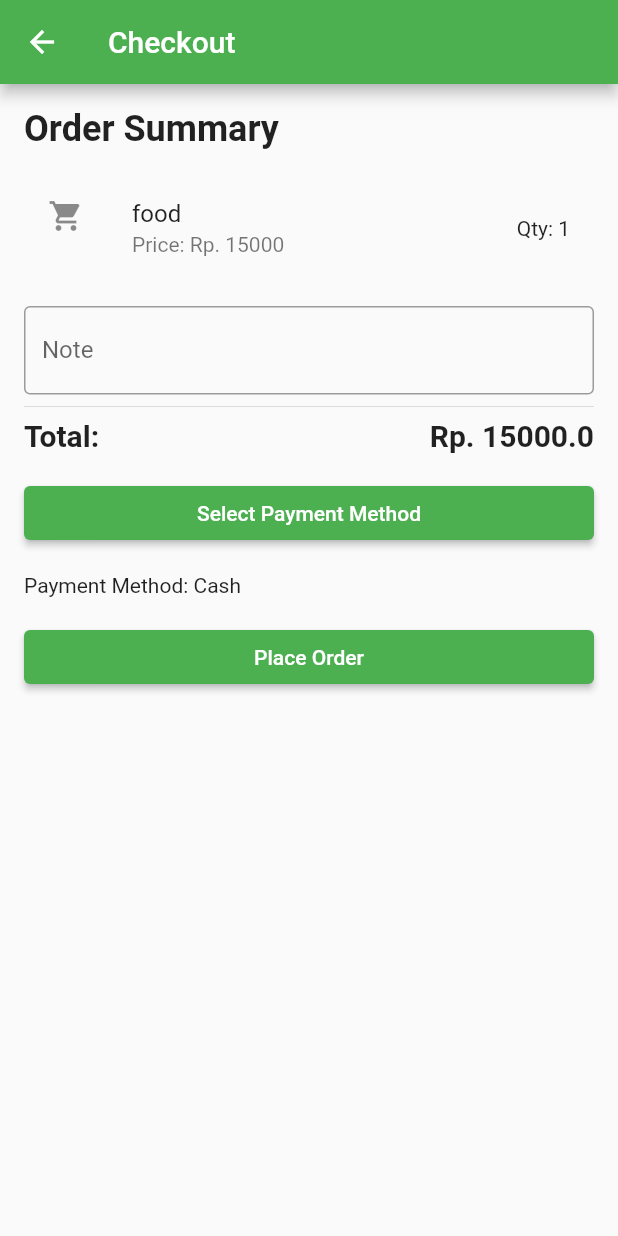
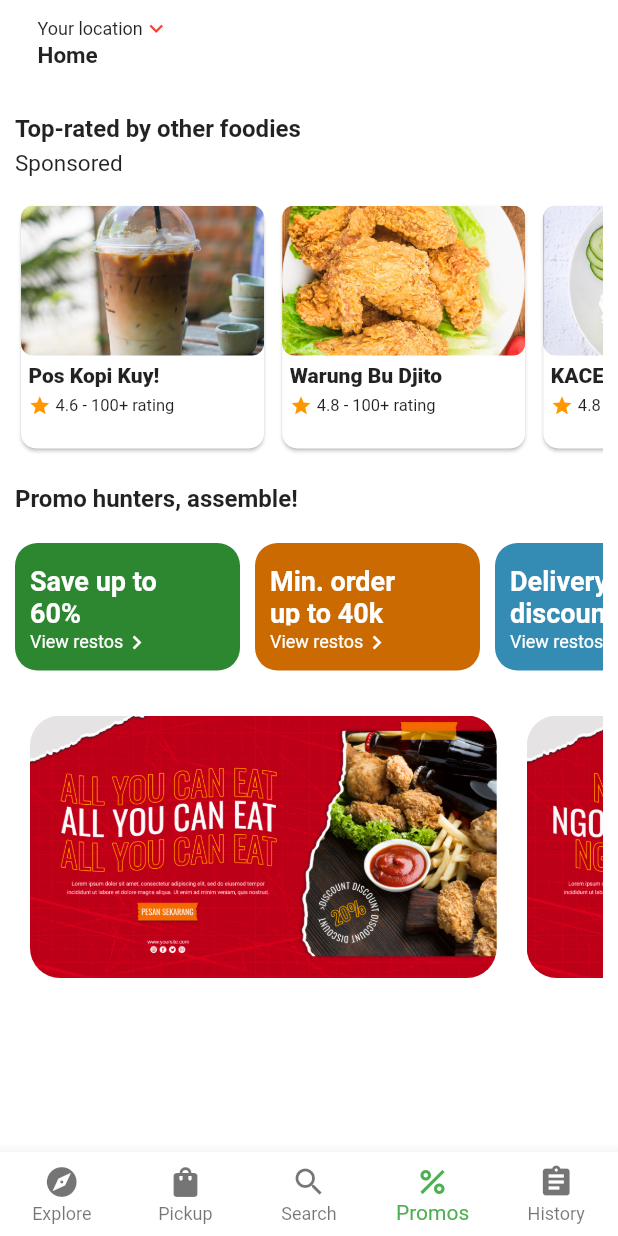
Before and after one commit to WarungSabeb/gojek, a Flutter app: the HistoryPage screen opened directly, item 4 of the bottom bar chosen, on a phone screen of 412 x 824 dp. Run offline on Flutter 3.47's test engine with Material 2 defaults, Android fonts, the phone set to English and light mode, and no system bars; our stand-ins replace flutter_svg.

Commit message:
Add files via upload

```diff
--- a/lib/main_screen/gofood.dart
+++ b/lib/main_screen/gofood.dart
@@ -3,6 +3,7 @@ import 'package:gojek/data/resto_data.dart';
 import 'package:gojek/main_screen/address.dart';
 import 'package:gojek/main_screen/checkout.dart';
 import 'package:gojek/main_screen/history.dart';
+import 'package:gojek/main_screen/promos.dart';
 import 'package:gojek/model/resto_model.dart';
 import 'package:gojek/widget/main_screen_widget.dart';
 import 'package:gojek/main_screen/menu.dart';
@@ -26,7 +27,7 @@ class _gofoodState extends State<gofood> {
   final String _alamat = "Home";
 
   void _onTappedBottomNav(int index) {
-    List menuBottomNav = [gofood(), PickupPage(), PencarianPage(), CheckoutPage(foodName: 'food', foodPrice: '15000', quantity: 1), HistoryPage(),];
+    List menuBottomNav = [gofood(), PickupPage(), PencarianPage(), PromosPage(), HistoryPage(),];
     if (index != _selectedIndex) {
       setState(() {
         _selectedIndex = index;
--- a/lib/main_screen/history.dart
+++ b/lib/main_screen/history.dart
@@ -6,6 +6,7 @@ import 'package:gojek/main_screen/checkout.dart';
 import 'package:gojek/main_screen/pencarian.dart';
 import 'package:gojek/main_screen/pickup.dart';
 import 'package:gojek/main_screen/menu.dart';
+import 'package:gojek/main_screen/promos.dart';
 import 'package:gojek/theme.dart';
 import 'package:gojek/widget/main_screen_widget.dart';
 
@@ -28,7 +29,7 @@ class _HistoryPageState extends State<HistoryPage> {
       gofood(),
       PickupPage(),
       PencarianPage(),
-      CheckoutPage(foodName: 'food', foodPrice: '15000', quantity: 1),
+      PromosPage(),
       HistoryPage(),
     ];
 
@@ -197,13 +198,13 @@ class _HistoryPageState extends State<HistoryPage> {
                                   shape: MaterialStateProperty.all<RoundedRectangleBorder>(
                                     RoundedRectangleBorder(
                                       borderRadius: BorderRadius.circular(18.0),
-                                      side: BorderSide(color: Colors.grey)
+                                      side: BorderSide(color: Color.fromARGB(255, 60, 140, 63))
                                     )
                                   )
                                 ),
                                 child: Container(
                                   margin: EdgeInsets.symmetric(horizontal: 10),
-                                  child: Text('Reorder', style: TextStyle(fontWeight: FontWeight.bold, color: Colors.grey),),
+                                  child: Text('Reorder', style: TextStyle(fontWeight: FontWeight.bold, color: Color.fromARGB(255, 60, 140, 63)),),
                                 )
                                 ),
                             ],
@@ -344,13 +345,13 @@ class _HistoryPageState extends State<HistoryPage> {
                                   shape: MaterialStateProperty.all<RoundedRectangleBorder>(
                                     RoundedRectangleBorder(
                                       borderRadius: BorderRadius.circular(18.0),
-                                      side: BorderSide(color: Colors.grey)
+                                      side: BorderSide(color: Color.fromARGB(255, 60, 140, 63))
                                     )
                                   )
                                 ),
                                 child: Container(
                                   margin: EdgeInsets.symmetric(horizontal: 10),
-                                  child: Text('Reorder', style: TextStyle(fontWeight: FontWeight.bold, color: Colors.grey),),
+                                  child: Text('Reorder', style: TextStyle(fontWeight: FontWeight.bold, color: Color.fromARGB(255, 60, 140, 63)),),
                                 )
                                 ),
                             ],
--- a/lib/main_screen/pencarian.dart
+++ b/lib/main_screen/pencarian.dart
@@ -6,6 +6,7 @@ import 'package:gojek/main_screen/checkout.dart';
 import 'package:gojek/main_screen/history.dart';
 import 'package:gojek/main_screen/pickup.dart';
 import 'package:gojek/main_screen/menu.dart';
+import 'package:gojek/main_screen/promos.dart';
 import 'package:gojek/widget/main_screen_widget.dart';
 
 
@@ -27,7 +28,7 @@ class _PencarianPageState extends State<PencarianPage> {
       gofood(),
       PickupPage(),
       PencarianPage(),
-      CheckoutPage(foodName: 'food', foodPrice: '15000', quantity: 1),
+      PromosPage(),
       HistoryPage(),
     ];
 
--- a/lib/main_screen/pickup.dart
+++ b/lib/main_screen/pickup.dart
@@ -5,6 +5,7 @@ import 'package:gojek/main_screen/address.dart';
 import 'package:gojek/main_screen/checkout.dart';
 import 'package:gojek/main_screen/history.dart';
 import 'package:gojek/main_screen/pencarian.dart';
+import 'package:gojek/main_screen/promos.dart';
 import 'package:gojek/widget/main_screen_widget.dart';
 import 'package:gojek/main_screen/menu.dart';
 
@@ -28,7 +29,7 @@ class PickupPageState extends State<PickupPage> {
       gofood(),
       PickupPage(),
       PencarianPage(),
-      CheckoutPage(foodName: 'food', foodPrice: '15000', quantity: 1),
+      PromosPage(),
       HistoryPage(),
     ];
     if (index != _selectedIndex) {
--- /dev/null
+++ b/lib/main_screen/promos.dart
@@ -0,0 +1,345 @@
+import 'package:flutter/material.dart';
+import 'package:gojek/data/resto_data.dart';
+import 'package:gojek/main_screen/Gofood.dart';
+import 'package:gojek/main_screen/address.dart';
+import 'package:gojek/main_screen/checkout.dart';
+import 'package:gojek/main_screen/history.dart';
+import 'package:gojek/main_screen/pencarian.dart';
+import 'package:gojek/main_screen/pickup.dart';
+import 'package:gojek/widget/main_screen_widget.dart';
+import 'package:gojek/main_screen/menu.dart';
+
+class PromosPage extends StatefulWidget {
+  PromosPage({Key? key}) : super(key: key);
+
+  @override
+  State<PromosPage> createState() => PromosPageState();
+}
+
+class PromosPageState extends State<PromosPage> {
+  int _selectedIndex = 3;
+  var _verticalPadding = 10.0;
+  var _horizontalPadding = 10.0;
+
+  final String _alamat = "Home";
+
+  void _onTappedBottomNav(int index) {
+    // ignore: unused_local_variable
+    List menuBottomNav = [
+      gofood(),
+      PickupPage(),
+      PencarianPage(),
+      PromosPage(),
+      HistoryPage(),
+    ];
+    if (index != _selectedIndex) {
+      setState(() {
+        _selectedIndex = index;
+      });
+
+      Navigator.push(context, MaterialPageRoute(builder: (context)=> menuBottomNav.elementAt(index)));
+    }
+  }
+
+  @override
+  Widget build(BuildContext context) {
+
+    const bottomNavigationBarItem = BottomNavigationBarItem(
+      icon: Icon(Icons.shopping_bag),
+      label: 'Pickup',
+    );
+
+    return Scaffold(
+      backgroundColor: Colors.white,
+      body: Column(
+        children: [
+          buildHeader(),
+          const SizedBox(height: 30),
+          Expanded(
+            child: Padding(
+              padding: EdgeInsets.symmetric(horizontal: _horizontalPadding),
+              child: SingleChildScrollView(
+                child: Column(
+                  crossAxisAlignment: CrossAxisAlignment.stretch,
+                  children: [
+                    // const SizedBox(height: 20),
+                    Text('Top-rated by other foodies', style: TextStyle(fontSize: 16, fontWeight: FontWeight.bold),),
+                    const SizedBox(height: 5),
+                    Text('Sponsored', style: TextStyle(fontSize: 15,),),
+                    const SizedBox(height: 15),
+
+                          Container(
+                            height: 170,
+                            width: 700,
+                            child: GridView.count(
+                              scrollDirection: Axis.horizontal,
+                              crossAxisCount: 1,
+                              crossAxisSpacing:
+                                  MediaQuery.of(context).size.width * 0.01,
+                              mainAxisSpacing:
+                                  MediaQuery.of(context).size.width * 0.01,
+                              children: restoDataList
+                                  .where((rec) => rec.isRecommended)
+                                  .toList()
+                                  .map((resto) {
+                                return RestoCardMarkotop(
+                                  restoName: resto.restoName,
+                                  rating: resto.restoRating,
+                                  restoImage: resto.restoImage,
+                                  penilai: resto.restoJudges,
+                                  resto: resto,
+                                );
+                              }).toList(),
+                            ),
+                          ),
+
+                          SizedBox(height: 20),
+                          Text('Promo hunters, assemble!', style: TextStyle(fontSize: 16, fontWeight: FontWeight.bold),),
+                          SizedBox(height: 20),
+                          SingleChildScrollView(
+                            scrollDirection: Axis.horizontal,
+                            child: Row(
+                              children: [
+
+                                Container(
+                                  height: 85,
+                                  width: 150,
+                                  decoration: BoxDecoration(
+                                    color: Color.fromARGB(255, 45, 135, 48),
+                                    borderRadius: BorderRadius.circular(15),
+                                  ),
+                                  child: Column(
+                                    crossAxisAlignment: CrossAxisAlignment.start,
+                                    children: [
+                                      SizedBox(height: 15,),
+                                      Container(
+                                        margin: EdgeInsets.only(left: 10),
+                                        height: 40,
+                                        width: 100,
+                                        child: Text('Save up to 60%',
+                                          style: TextStyle(
+                                            color: Colors.white,
+                                            fontWeight: FontWeight.bold,
+                                            fontSize: 18
+                                          ),
+                                        ),
+                                      ),
+                                      SizedBox(height: 2,),
+
+                                      Container(
+                                        margin: EdgeInsets.only(left: 10),
+                                        child: Row(
+                                          children: [
+                                            Text(
+                                              'View restos',
+                                              style: TextStyle(
+                                                fontSize: 12,
+                                                color: Colors.white
+                                              ),
+                                            ),
+                                            Icon(
+                                              Icons.navigate_next,
+                                              color: Colors.white,
+                                              size: 18,
+                                            ),
+
+                                          ],
+                                        ),
+                                      )
+                                    ],
+                                  ),
+                                ),
+
+                                SizedBox(width: 10,),
+
+                                Container(
+                                  height: 85,
+                                  width: 150,
+                                  decoration: BoxDecoration(
+                                    color: Color.fromARGB(255, 203, 106, 1),
+                                    borderRadius: BorderRadius.circular(15),
+                                  ),
+                                  child: Column(
+                                    crossAxisAlignment: CrossAxisAlignment.start,
+                                    children: [
+                                      SizedBox(height: 15,),
+                                      Container(
+                                        margin: EdgeInsets.only(left: 10),
+                                        height: 40,
+                                        width: 100,
+                                        child: Text('Min. order up to 40k',
+                                          style: TextStyle(
+                                            color: Colors.white,
+                                            fontWeight: FontWeight.bold,
+                                            fontSize: 18
+                                          ),
+                                        ),
+                                      ),
+                                      SizedBox(height: 2,),
+
+                                      Container(
+                                        margin: EdgeInsets.only(left: 10),
+                                        child: Row(
+                                          children: [
+                                            Text(
+                                              'View restos',
+                                              style: TextStyle(
+                                                fontSize: 12,
+                                                color: Colors.white
+                                              ),
+                                            ),
+                                            Icon(
+                                              Icons.navigate_next,
+                                              color: Colors.white,
+                                              size: 18,
+                                            ),
+
+                                          ],
+                                        ),
+                                      )
+                                    ],
+                                  ),
+                                ),
+
+                                SizedBox(width: 10,),
+
+                                Container(
+                                  height: 85,
+                                  width: 150,
+                                  decoration: BoxDecoration(
+                                    color: Color.fromARGB(255, 52, 139, 179),
+                                    borderRadius: BorderRadius.circular(15),
+                                  ),
+                                  child: Column(
+                                    crossAxisAlignment: CrossAxisAlignment.start,
+                                    children: [
+                                      SizedBox(height: 15,),
+                                      Container(
+                                        margin: EdgeInsets.only(left: 10),
+                                        height: 40,
+                                        width: 100,
+                                        child: Text('Delivery discounts',
+                                          style: TextStyle(
+                                            color: Colors.white,
+                                            fontWeight: FontWeight.bold,
+                                            fontSize: 18
+                                          ),
+                                        ),
+                                      ),
+                                      SizedBox(height: 2,),
+
+                                      Container(
+                                        margin: EdgeInsets.only(left: 10),
+                                        child: Row(
+                                          children: [
+                                            Text(
+                                              'View restos',
+                                              style: TextStyle(
+                                                fontSize: 12,
+                                                color: Colors.white
+                                              ),
+                                            ),
+                                            Icon(
+                                              Icons.navigate_next,
+                                              color: Colors.white,
+                                              size: 18,
+                                            ),
+
+                                          ],
+                                        ),
+                                      ),
+                                    ],
+                                  ),
+                                )
+                              ],
+                            ),
+                          ),
+                          SizedBox(height: 30,),
+                          const BannerWidget(),
+                  ],
+                ),
+              ),
+            ),
+          ),
+        ],
+      ),
+      bottomNavigationBar: BottomNavigationBar(
+        items: const <BottomNavigationBarItem>[
+          BottomNavigationBarItem(
+            icon: Icon(Icons.explore),
+            label: 'Explore',
+          ),
+          bottomNavigationBarItem,
+          BottomNavigationBarItem(
+            icon: Icon(Icons.search),
+            label: 'Search',
+          ),
+          BottomNavigationBarItem(
+            icon: Icon(Icons.percent),
+            label: 'Promos',
+          ),
+          BottomNavigationBarItem(
+            icon: Icon(Icons.assignment),
+            label: 'History',
+          ),
+        ],
+        currentIndex: 3,
+        selectedItemColor: Colors.green,
+        onTap: _onTappedBottomNav,
+        type: BottomNavigationBarType.fixed,
+        backgroundColor: Colors.white,
+      ),
+    );
+  }
+
+  SafeArea buildHeader() {
+    return SafeArea(
+      child: Padding(
+        padding: EdgeInsets.only(
+          top: _verticalPadding,
+          left: _horizontalPadding,
+          right: _horizontalPadding,
+        ),
+        child: Row(
+          mainAxisAlignment: MainAxisAlignment.spaceBetween,
+          children: [
+
+            const SizedBox(width: 15),
+            Expanded(
+              child: Column(
+                crossAxisAlignment: CrossAxisAlignment.start,
+                children: [
+                  const Row(
+                    children: [
+                      Text(
+                        'Your location',
+                        style: TextStyle(
+                          fontSize: 12,
+                        ),
+                      ),
+                      Icon(
+                        Icons.expand_more,
+                        color: Colors.red,
+                        size: 18,
+                      ),
+                    ],
+                  ),
+                  Text(
+                    _alamat,
+                    overflow: TextOverflow.ellipsis,
+                    style: const TextStyle(
+                      fontSize: 15,
+                      fontWeight: FontWeight.bold,
+                    ),
+                  ),
+                ],
+              ),
+            ),
+            const SizedBox(width: 15),
+
+          ],
+        ),
+      ),
+    );
+  }
+}
```
